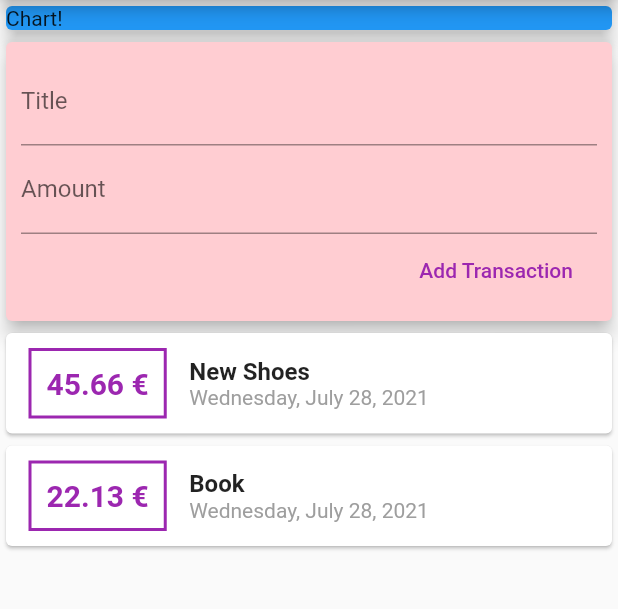
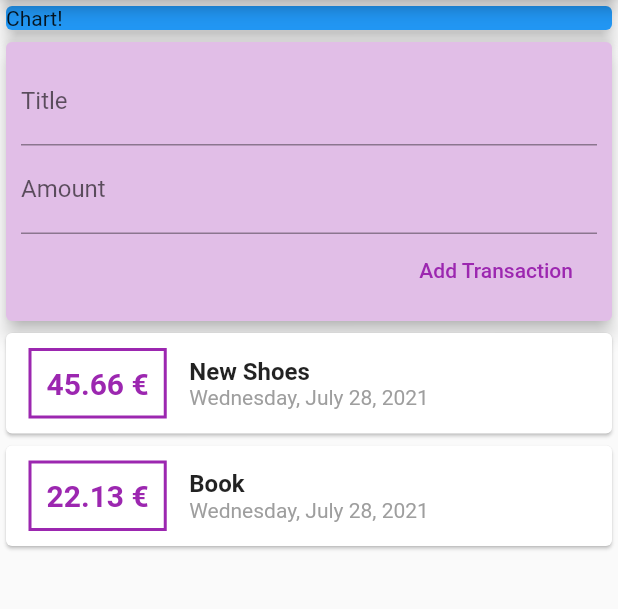
Before and after one commit to DavidCastelloBatet/expenses_control_f223, a Flutter app: the screen it shows after launch, on a phone screen of 412 x 824 dp, the part 84-693 px from its top. Run offline on Flutter 3.47's test engine with Material 2 defaults, Android fonts, the phone set to English and light mode, and no system bars.

```diff
--- a/lib/main.dart
+++ b/lib/main.dart
@@ -34,6 +34,9 @@ class MyHomePage extends StatelessWidget {
     ),
   ];
 
+  final titleController = TextEditingController();
+  final amountController = TextEditingController();
+
   @override
   Widget build(BuildContext context) {
     return SafeArea(
@@ -53,7 +56,7 @@ class MyHomePage extends StatelessWidget {
               ),
             ),
             Card(
-              color: Colors.red[100],
+              color: Colors.purple[100],
               elevation: 5,
               child: Padding(
                 padding: EdgeInsets.all(10),
@@ -62,9 +65,11 @@ class MyHomePage extends StatelessWidget {
                   children: <Widget>[
                     TextField(
                       decoration: InputDecoration(labelText: 'Title'),
+                      controller: titleController,
                     ),
                     TextField(
                       decoration: InputDecoration(labelText: 'Amount'),
+                      controller: amountController,
                     ),
                     // ignore: deprecated_member_use
                     FlatButton(
```
